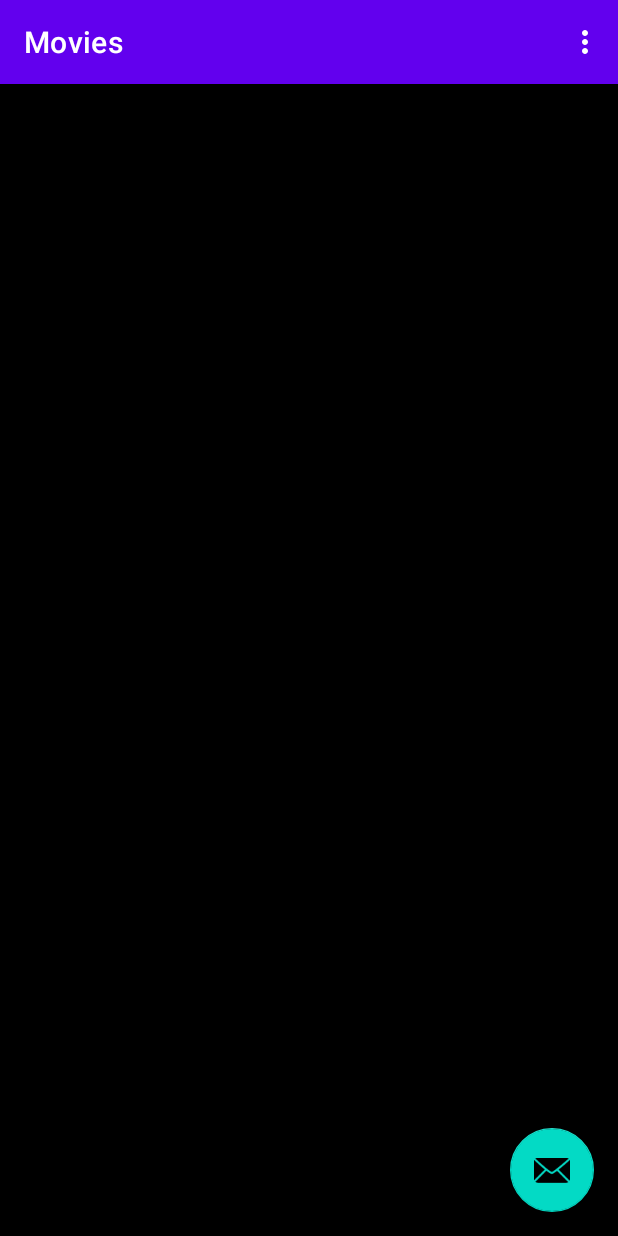
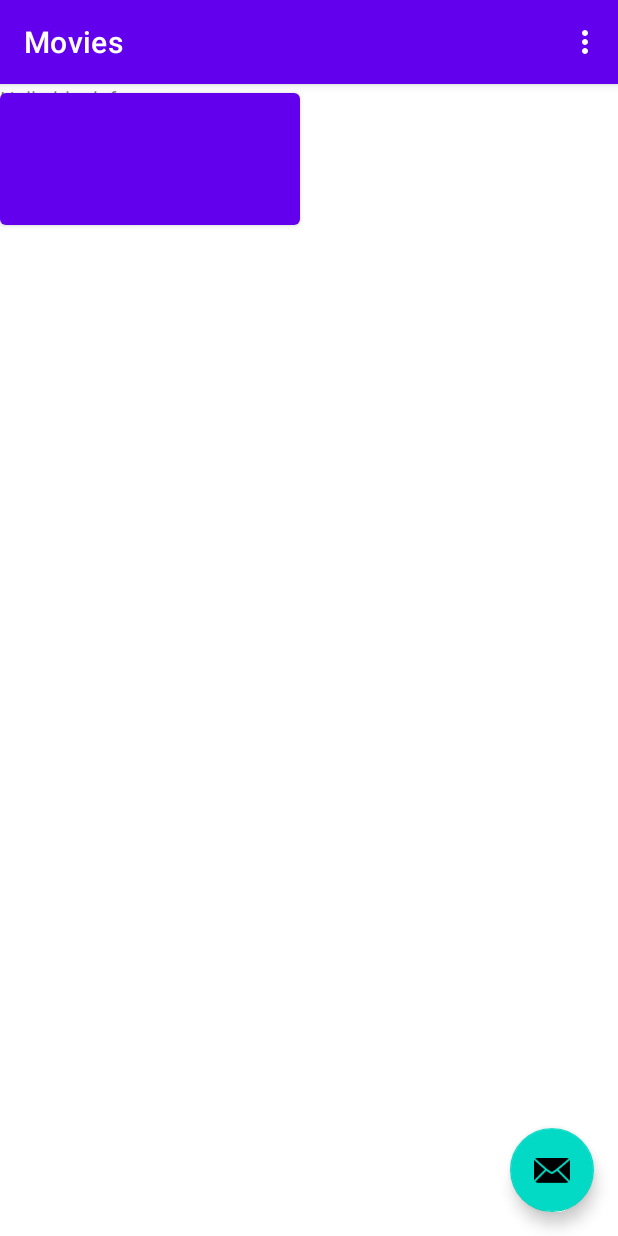
Before and after one commit to JPanto/DemoMovie, an Android app: the screen it shows after launch (MainActivity), on a phone screen of 412 x 824 dp. Run offline under Robolectric (Android 15) with nearby library versions, the phone set to English and light mode, and no system bars.

Commit message:
Add Navigation Component

```diff
--- /dev/null
+++ b/app/src/main/java/com/example/androidtest/ZeroFragment.java
@@ -0,0 +1,64 @@
+package com.example.androidtest;
+
+import android.os.Bundle;
+
+import androidx.fragment.app.Fragment;
+
+import android.view.LayoutInflater;
+import android.view.View;
+import android.view.ViewGroup;
+
+/**
+ * A simple {@link Fragment} subclass.
+ * Use the {@link ZeroFragment#newInstance} factory method to
+ * create an instance of this fragment.
+ */
+public class ZeroFragment extends Fragment {
+
+    // TODO: Rename parameter arguments, choose names that match
+    // the fragment initialization parameters, e.g. ARG_ITEM_NUMBER
+    private static final String ARG_PARAM1 = "param1";
+    private static final String ARG_PARAM2 = "param2";
+
+    // TODO: Rename and change types of parameters
+    private String mParam1;
+    private String mParam2;
+
+    public ZeroFragment() {
+        // Required empty public constructor
+    }
+
+    /**
+     * Use this factory method to create a new instance of
+     * this fragment using the provided parameters.
+     *
+     * @param param1 Parameter 1.
+     * @param param2 Parameter 2.
+     * @return A new instance of fragment ZeroFragment.
+     */
+    // TODO: Rename and change types and number of parameters
+    public static ZeroFragment newInstance(String param1, String param2) {
+        ZeroFragment fragment = new ZeroFragment();
+        Bundle args = new Bundle();
+        args.putString(ARG_PARAM1, param1);
+        args.putString(ARG_PARAM2, param2);
+        fragment.setArguments(args);
+        return fragment;
+    }
+
+    @Override
+    public void onCreate(Bundle savedInstanceState) {
+        super.onCreate(savedInstanceState);
+        if (getArguments() != null) {
+            mParam1 = getArguments().getString(ARG_PARAM1);
+            mParam2 = getArguments().getString(ARG_PARAM2);
+        }
+    }
+
+    @Override
+    public View onCreateView(LayoutInflater inflater, ViewGroup container,
+                             Bundle savedInstanceState) {
+        // Inflate the layout for this fragment
+        return inflater.inflate(R.layout.fragment_zero, container, false);
+    }
+}
--- /dev/null
+++ b/app/src/main/res/layout/fragment_zero.xml
@@ -0,0 +1,20 @@
+<?xml version="1.0" encoding="utf-8"?>
+<FrameLayout xmlns:android="http://schemas.android.com/apk/res/android"
+    xmlns:tools="http://schemas.android.com/tools"
+    android:layout_width="match_parent"
+    android:layout_height="match_parent"
+    tools:context=".ZeroFragment">
+
+    <!-- TODO: Update blank fragment layout -->
+    <TextView
+        android:layout_width="match_parent"
+        android:layout_height="match_parent"
+        android:text="@string/hello_blank_fragment" />
+
+    <Button
+        android:id="@+id/btn_next"
+        android:layout_width="200dp"
+        android:layout_height="100dp"
+        />
+
+</FrameLayout>
--- a/app/src/main/res/navigation/nav_graph.xml
+++ b/app/src/main/res/navigation/nav_graph.xml
@@ -3,8 +3,18 @@
     xmlns:app="http://schemas.android.com/apk/res-auto"
     xmlns:tools="http://schemas.android.com/tools"
     android:id="@+id/nav_graph"
-    app:startDestination="@id/FirstFragment">
+    app:startDestination="@id/ZeroFragment">
 
+    <fragment
+        android:id="@+id/ZeroFragment"
+        android:name="com.example.androidtest.ZeroFragment"
+        android:label="@string/zero_fragment_label"
+        tools:layout="@layout/fragment_zero">
+
+        <action
+            android:id="@+id/action_ZeroFragment_to_FirstFragment"
+            app:destination="@id/FirstFragment" />
+    </fragment>
     <fragment
         android:id="@+id/FirstFragment"
         android:name="com.example.androidtest.FirstFragment"
--- a/app/src/main/res/values/strings.xml
+++ b/app/src/main/res/values/strings.xml
@@ -2,6 +2,7 @@
     <string name="app_name">AndroidTest</string>
     <string name="action_settings">Settings</string>
     <!-- Strings used for fragments for navigation -->
+    <string name="zero_fragment_label">Zero Fragment</string>
     <string name="first_fragment_label">First Fragment</string>
     <string name="second_fragment_label">Second Fragment</string>
     <string name="next">Next</string>
@@ -10,4 +11,6 @@
     <string name="hello_first_fragment">Hello first fragment</string>
     <string name="hello_second_fragment">Hello second fragment. Arg: %1$s</string>
     <string name="menu_text">Movies</string>
+    <!-- TODO: Remove or change this placeholder text -->
+    <string name="hello_blank_fragment">Hello blank fragment</string>
 </resources>
```
Also changed, not shown: app/build.gradle (+5 -4 lines).
